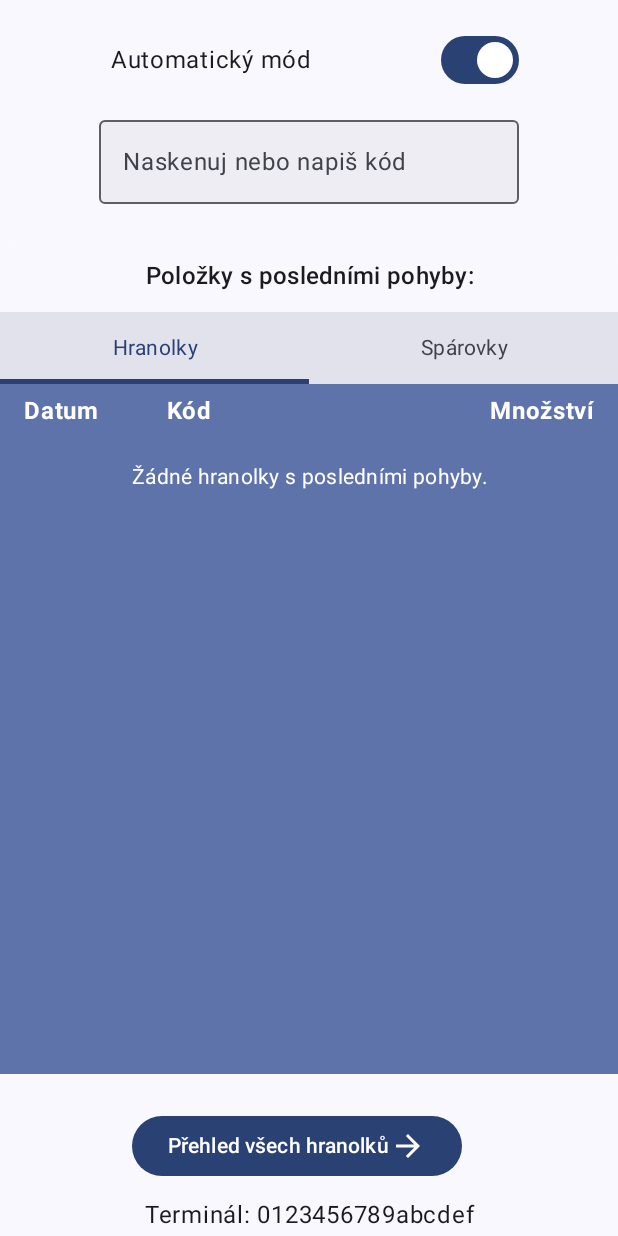
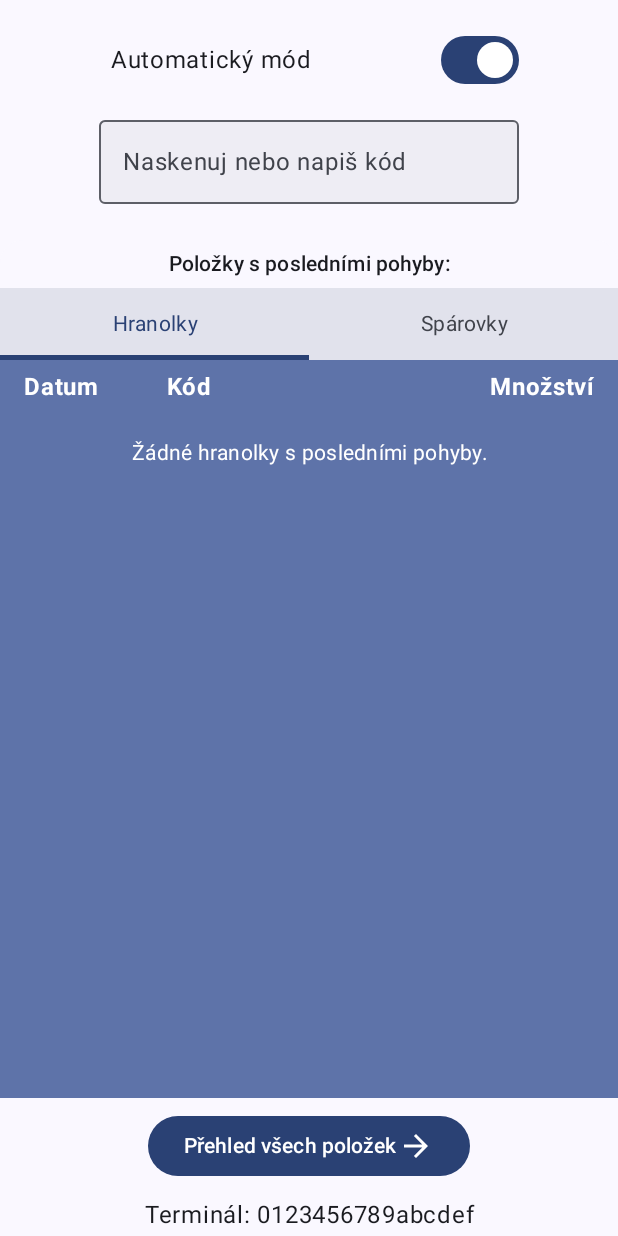
Before and after one commit to jelinekp/hranolkyFirestore, an Android app built with Jetpack Compose: the screen it shows after launch (MainActivity), on a phone screen of 412 x 824 dp. Run offline under Robolectric (Android 15) with nearby library versions, the phone set to English and light mode, and no system bars; our stand-ins replace Firebase (no records; nobody signed in at launch, a user with empty details on screens opened directly).

Commit message:
ui text fixes and polishing

```diff
--- a/app/src/main/java/eu/jelinek/hranolky/ui/start/LastModifiedSlots.kt
+++ b/app/src/main/java/eu/jelinek/hranolky/ui/start/LastModifiedSlots.kt
@@ -75,9 +75,9 @@ fun SlotTable(
         // Main Title (Optional, if you want a title above the tabs)
         Text(
             "Položky s posledními pohyby:",
-            style = if (screenSize.isPhone()) MaterialTheme.typography.titleMedium else MaterialTheme.typography.titleLarge,
+            style = if (screenSize.isPhone()) MaterialTheme.typography.titleSmall else MaterialTheme.typography.titleLarge,
             textAlign = TextAlign.Center,
-            modifier = Modifier.padding(vertical = 12.dp),
+            modifier = Modifier.padding(vertical = 6.dp),
             color = MaterialTheme.colorScheme.onSurface
         )
 
@@ -87,8 +87,9 @@ fun SlotTable(
             containerColor = MaterialTheme.colorScheme.surfaceVariant,
             contentColor = MaterialTheme.colorScheme.primary,
             indicator = { tabPositions ->
-                TabRowDefaults.Indicator(
+                TabRowDefaults.SecondaryIndicator(
                     Modifier.tabIndicatorOffset(tabPositions[pagerState.currentPage]),
+                    height = 3.dp,
                     color = MaterialTheme.colorScheme.primary
                 )
             },
@@ -178,7 +179,7 @@ fun SlotRow(
         horizontalArrangement = Arrangement.SpaceBetween,
         modifier = modifier // Apply the alternating background modifier here
             .fillMaxWidth()
-            .padding(horizontal = 16.dp, vertical = 10.dp),
+            .padding(horizontal = 16.dp, vertical = 8.dp),
         verticalAlignment = Alignment.CenterVertically
     ) {
         val date = slot.lastModified?.toDate() ?: Date()
--- a/app/src/main/java/eu/jelinek/hranolky/ui/start/StartScreen.kt
+++ b/app/src/main/java/eu/jelinek/hranolky/ui/start/StartScreen.kt
@@ -101,7 +101,11 @@ fun StartScreen(
 
                 Spacer(modifier = Modifier.height(8.dp))
 
-                SlotTable(screenState.lastModifiedBeamSlots, screenState.lastModifiedJointerSlots, screenSize = screenSize, navigateToShowLastActions = navigateToShowLastActions, modifier = Modifier.weight(1f))
+                SlotTable(screenState.lastModifiedBeamSlots,
+                    screenState.lastModifiedJointerSlots,
+                    screenSize = screenSize,
+                    navigateToShowLastActions = navigateToShowLastActions,
+                    modifier = Modifier.weight(1f))
 
                 OverviewButton(navigateToOverview)
 
@@ -238,9 +242,9 @@ fun ManualScanButton(scannedText: String, navigateToShowLastActions: (String) ->
 fun OverviewButton(navigateToOverview: () -> Unit) {
     Button(
         onClick = navigateToOverview,
-        modifier = Modifier.padding(top = 16.dp, end = 16.dp)
+        modifier = Modifier
     ) {
-        Text("Přehled všech hranolků")
+        Text("Přehled všech položek")
         Icon(
             Icons.AutoMirrored.Default.ArrowForward,
             contentDescription = stringResource(R.string.forward_icon)
```
